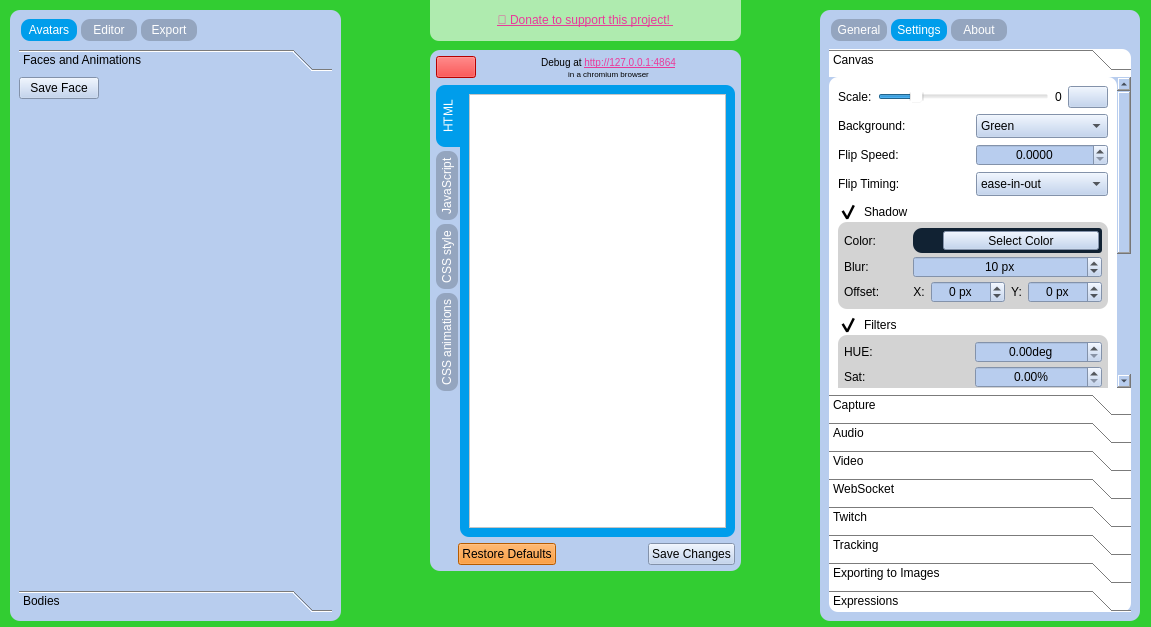
First picture: the form in UI/main.ui, repository Gemmstone/PyNGtuber, before the edit.
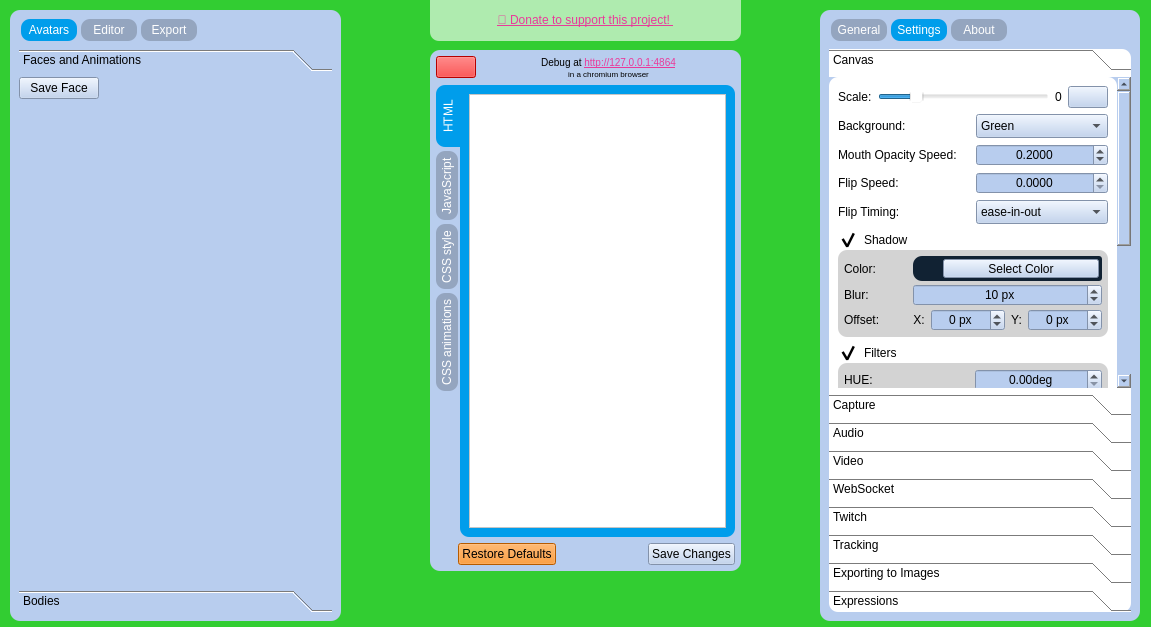
Second picture: the form after the edit. The open tabs and pages were chosen to show the change. Icons and pictures are not drawn.

Commit message: Fixed second window not showing in windows Fixed issue with "Assets" folder Fixed folder opening in mac os Added mouth opacity speed setting Fixed crash issue when deleting default assets

Diff of the .ui file:
```diff
--- a/UI/main.ui
+++ b/UI/main.ui
@@ -2403,7 +2403,7 @@
                      <x>0</x>
                      <y>0</y>
                      <width>288</width>
-                     <height>590</height>
+                     <height>621</height>
                     </rect>
                    </property>
                    <attribute name="label">
@@ -2653,6 +2653,32 @@
                             </item>
                            </widget>
                           </item>
+                          <item row="2" column="0">
+                           <widget class="QLabel" name="label_29">
+                            <property name="sizePolicy">
+                             <sizepolicy hsizetype="Preferred" vsizetype="Preferred">
+                              <horstretch>0</horstretch>
+                              <verstretch>0</verstretch>
+                             </sizepolicy>
+                            </property>
+                            <property name="text">
+                             <string>Mouth Opacity Speed:</string>
+                            </property>
+                           </widget>
+                          </item>
+                          <item row="2" column="1">
+                           <widget class="QDoubleSpinBox" name="opacity_speed">
+                            <property name="alignment">
+                             <set>Qt::AlignCenter</set>
+                            </property>
+                            <property name="decimals">
+                             <number>4</number>
+                            </property>
+                            <property name="value">
+                             <double>0.200000000000000</double>
+                            </property>
+                           </widget>
+                          </item>
                          </layout>
                         </widget>
                        </item>
```
Left out of the diff: 2 changed lines with no effect on the pictures. The commit also changes 2 other files.
